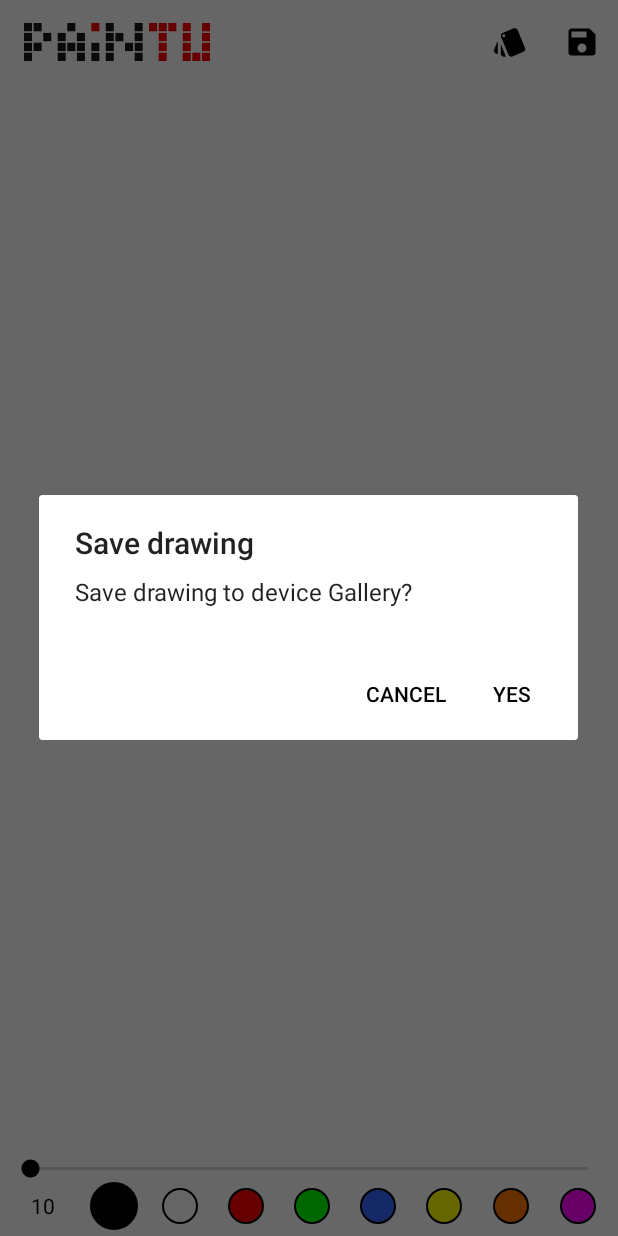
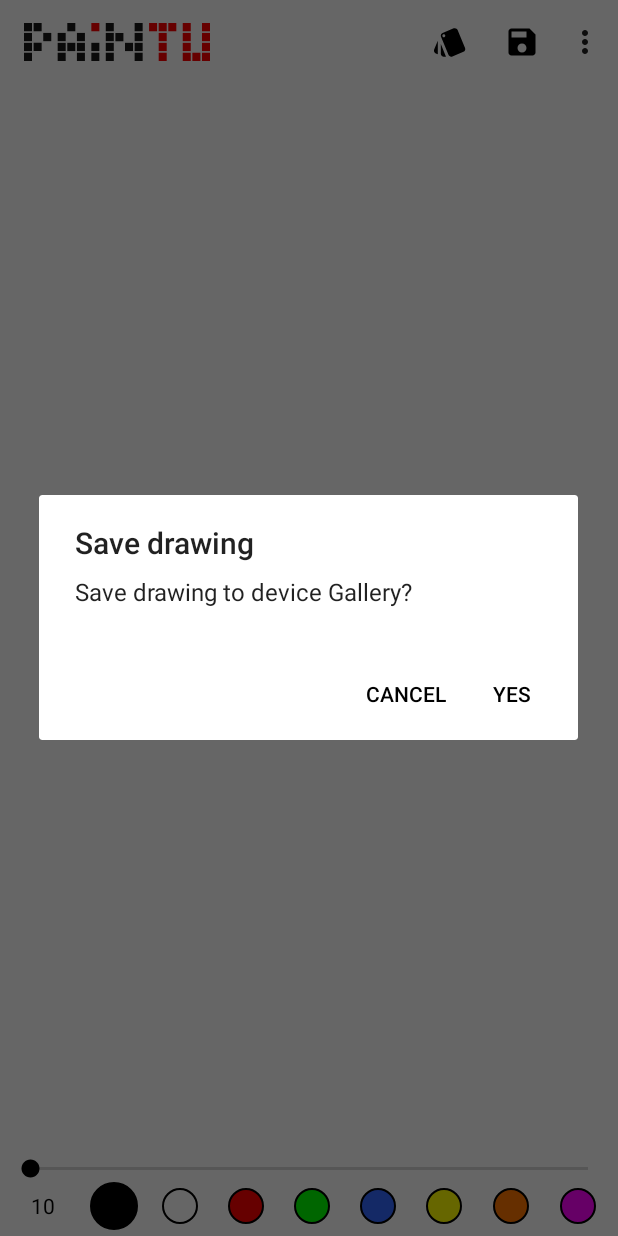
Before and after one commit to sw19-tug/morning11, an Android app: the screen it shows after launch (MainActivity), after a tap on "Save", on a phone screen of 412 x 824 dp. Run offline under Robolectric (Android 15) with nearby library versions, the phone set to English and light mode, and no system bars.

Commit message:
PAINT_015 Implements 3 dot menu for settings and adds Colorblind mode switch button [AM,MGl]

```diff
--- a/app/build.gradle
+++ b/app/build.gradle
@@ -26,10 +26,12 @@ dependencies {
     implementation 'com.android.support:appcompat-v7:28.0.0'
     implementation 'com.android.support:design:28.0.0'
     implementation 'com.android.support.constraint:constraint-layout:1.1.3'
+    implementation 'com.android.support:support-v4:28.0.0'
     testImplementation 'junit:junit:4.12'
     testImplementation 'org.mockito:mockito-core:2.25.1'
     androidTestImplementation 'com.android.support.test:runner:1.0.2'
     androidTestImplementation 'com.android.support.test:rules:1.0.2'
     androidTestImplementation 'com.android.support.test.espresso:espresso-core:3.0.2'
     androidTestImplementation 'org.mockito:mockito-android:2.25.1'
+    implementation 'com.android.support:preference-v7:28.0.0'
 }
--- a/app/src/main/java/com/example/paintu/MainActivity.java
+++ b/app/src/main/java/com/example/paintu/MainActivity.java
@@ -2,14 +2,13 @@ package com.example.paintu;
 
 import android.Manifest;
 import android.app.AlertDialog;
-import android.app.assist.AssistContent;
 import android.content.DialogInterface;
+import android.content.Intent;
 import android.content.pm.PackageManager;
 import android.graphics.Bitmap;
 import android.os.Build;
 import android.os.Bundle;
 import android.os.Environment;
-import android.provider.MediaStore;
 import android.support.design.widget.BottomSheetBehavior;
 import android.support.v4.app.ActivityCompat;
 import android.support.v4.content.ContextCompat;
@@ -29,11 +28,9 @@ import android.widget.Toast;
 
 import java.io.File;
 import java.io.FileOutputStream;
-import java.io.IOException;
 import java.io.OutputStream;
 import java.text.SimpleDateFormat;
 import java.util.Date;
-import java.util.UUID;
 
 
 public class MainActivity extends AppCompatActivity implements DrawingView.DrawingInProgress {
@@ -313,6 +310,14 @@ public class MainActivity extends AppCompatActivity implements DrawingView.Drawi
             }
 
         }
+           if (id == R.id.settings_button) {
+
+               Intent intent = new Intent(this, SettingsActivity.class);
+
+               startActivity(intent);
+
+               return true;
+    }
 
         return super.onOptionsItemSelected(item);
     }
--- a/app/src/main/res/menu/toolbar_menu.xml
+++ b/app/src/main/res/menu/toolbar_menu.xml
@@ -16,4 +16,10 @@
         android:icon="@drawable/ic_save_black_24dp"
         app:showAsAction="always"/>
 
+    <item
+        android:id="@+id/settings_button"
+        android:title="@string/settings"
+        android:icon="@drawable/ic_save_black_24dp"
+        app:showAsAction=""/>
+
 </menu>
--- a/app/src/main/res/values/strings.xml
+++ b/app/src/main/res/values/strings.xml
@@ -9,4 +9,9 @@
     <string name="tool_circle">Circle</string>
     <string name="tool_rectangle">Rectangle</string>
     <string name="save">Save</string>
+    <string name="settings">Settings</string>
+    <string name="colorblind_mode">Colorblind Mode</string>
+
+    <!-- TODO: Remove or change this placeholder text -->
+    <string name="hello_blank_fragment">Hello blank fragment</string>
 </resources>
--- a/app/src/main/res/values/styles.xml
+++ b/app/src/main/res/values/styles.xml
@@ -8,6 +8,7 @@
         <item name="colorPrimary">@color/colorPrimary</item>
         <item name="colorPrimaryDark">@color/colorPrimaryDark</item>
         <item name="colorAccent">@color/colorAccent</item>
+        <item name="preferenceTheme">@style/PreferenceThemeOverlay</item>
     </style>
 
 </resources>
```
Also changed, not shown: app/src/main/AndroidManifest.xml (+9 -5 lines), app/src/main/java/com/example/paintu/SettingsActivity.java (added, +16 -0 lines), app/src/main/java/com/example/paintu/SettingsFragment.java (added, +26 -0 lines), app/src/main/res/xml/preferences.xml (added, +10 -0 lines).
